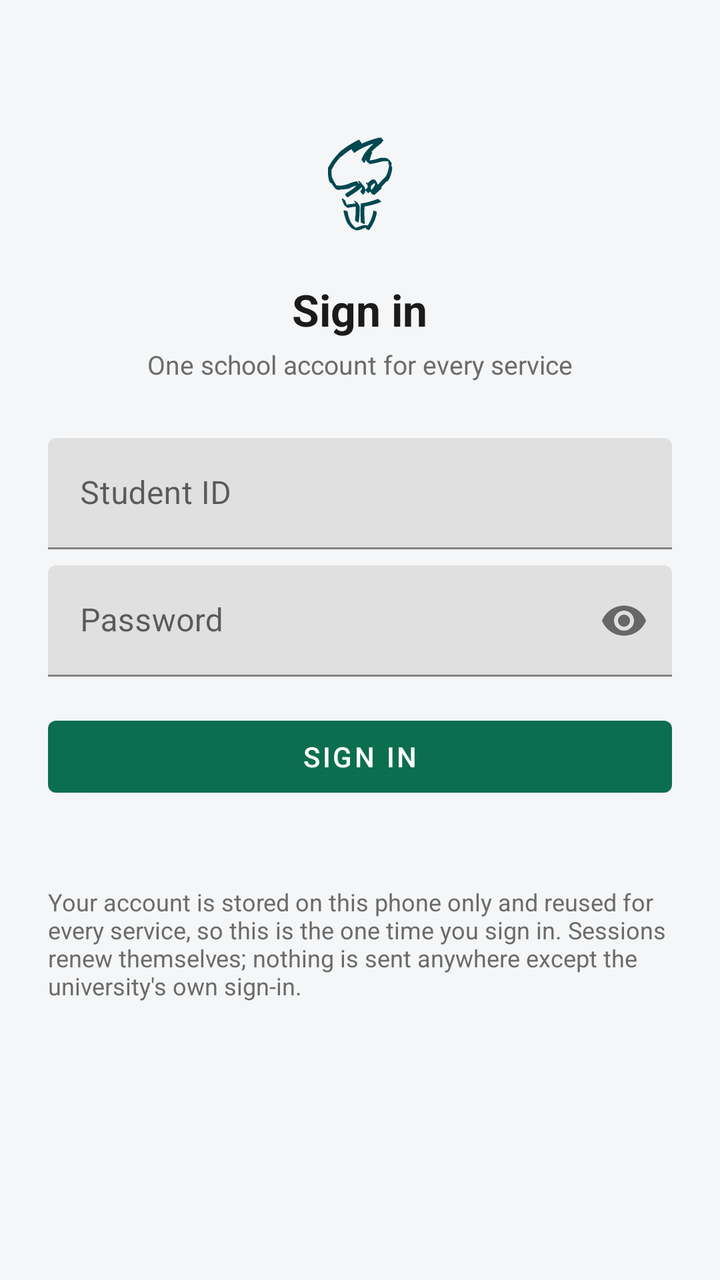
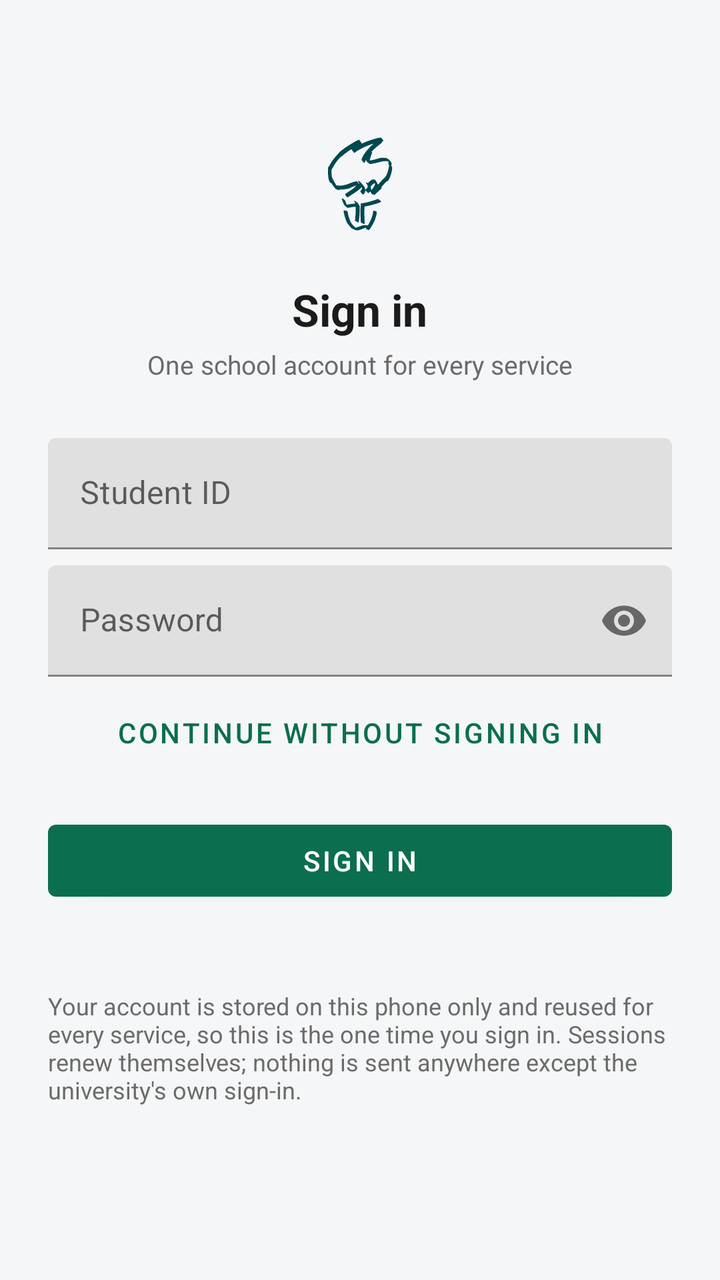

Screens rendered from an Android XML layout before and after an edit, with the pre-edit source and the edit as a unified diff.
<!-- AndroidManifest.xml: application theme Theme.SustechMobile -->
<!-- res/layout/activity_login.xml -->
<?xml version="1.0" encoding="utf-8"?>
<ScrollView xmlns:android="http://schemas.android.com/apk/res/android"
    xmlns:app="http://schemas.android.com/apk/res-auto"
    android:layout_width="match_parent"
    android:layout_height="match_parent"
    android:fillViewport="true">

    <LinearLayout
        android:layout_width="match_parent"
        android:layout_height="wrap_content"
        android:orientation="vertical"
        android:padding="24dp">

        <ImageView
            android:layout_width="72dp"
            android:layout_height="72dp"
            android:layout_marginTop="32dp"
            android:layout_gravity="center_horizontal"
            android:contentDescription="@string/app_name"
            android:src="@drawable/ic_torch_mark" />

        <TextView
            android:layout_width="wrap_content"
            android:layout_height="wrap_content"
            android:layout_gravity="center_horizontal"
            android:layout_marginTop="12dp"
            android:text="@string/login_title"
            android:textColor="@color/ink"
            android:textSize="22sp"
            android:textStyle="bold" />

        <TextView
            android:layout_width="match_parent"
            android:layout_height="wrap_content"
            android:layout_marginTop="4dp"
            android:gravity="center"
            android:text="@string/login_subtitle"
            android:textColor="@color/ink_muted"
            android:textSize="13sp" />

        <com.google.android.material.textfield.TextInputLayout
            android:layout_width="match_parent"
            android:layout_height="wrap_content"
            android:layout_marginTop="28dp"
            android:hint="@string/login_username">

            <com.google.android.material.textfield.TextInputEditText
                android:id="@+id/input_username"
                android:layout_width="match_parent"
                android:layout_height="wrap_content"
                android:inputType="text"
                android:maxLines="1" />
        </com.google.android.material.textfield.TextInputLayout>

        <com.google.android.material.textfield.TextInputLayout
            android:layout_width="match_parent"
            android:layout_height="wrap_content"
            android:layout_marginTop="8dp"
            android:hint="@string/login_password_field"
            app:passwordToggleEnabled="true">

            <com.google.android.material.textfield.TextInputEditText
                android:id="@+id/input_password"
                android:layout_width="match_parent"
                android:layout_height="wrap_content"
                android:inputType="textPassword"
                android:maxLines="1" />
        </com.google.android.material.textfield.TextInputLayout>

        <com.google.android.material.button.MaterialButton
            android:id="@+id/btn_login"
            android:layout_width="match_parent"
            android:layout_height="wrap_content"
            android:layout_marginTop="16dp"
            android:text="@string/login_submit" />

        <ProgressBar
            android:id="@+id/login_progress"
            android:layout_width="wrap_content"
            android:layout_height="wrap_content"
            android:layout_gravity="center_horizontal"
            android:layout_marginTop="12dp"
            android:visibility="gone" />

        <TextView
            android:id="@+id/login_status"
            android:layout_width="match_parent"
            android:layout_height="wrap_content"
            android:layout_marginTop="12dp"
            android:textColor="@color/bad"
            android:textSize="12sp" />

        <TextView
            android:layout_width="match_parent"
            android:layout_height="wrap_content"
            android:layout_marginTop="12dp"
            android:text="@string/login_note"
            android:textColor="@color/ink_muted"
            android:textSize="12sp" />
    </LinearLayout>
</ScrollView>
<!-- resources referenced by this layout -->
<resources>
  <color name="bad">#C62828</color>
  <color name="ink">#1B1B1B</color>
  <color name="ink_muted">#6B6B6B</color>
  <!-- drawable ic_torch_mark: vector/xml drawable (drawable, 10028 chars, omitted) -->
  <string name="app_name">SUSTech Mobile</string>
  <string name="login_note">Your account is stored on this phone only and reused for every service, so this is the one time you sign in. Sessions renew themselves; nothing is sent anywhere except the university\'s own sign-in.</string>
  <string name="login_password_field">Password</string>
  <string name="login_submit">Sign in</string>
  <string name="login_subtitle">One school account for every service</string>
  <string name="login_title">Sign in</string>
  <string name="login_username">Student ID</string>
  <style name="Theme.SustechMobile" parent="Theme.MaterialComponents.Light.NoActionBar">
          <item name="colorPrimary">@color/brand</item>
          <item name="colorPrimaryDark">@color/brand_dark</item>
          <item name="colorAccent">@color/brand</item>
          <item name="colorSecondary">@color/brand</item>
          <item name="android:windowBackground">@color/background</item>
          <item name="android:statusBarColor" tools:targetApi="21">@color/brand_dark</item>
      </style>
  <color name="brand">#0B6E4F</color>
  <color name="brand_dark">#084F39</color>
  <color name="background">#F5F6F7</color>
</resources>

<!-- the commit's change to res/layout/activity_login.xml (unified diff, before → after) -->
@@ -68,6 +68,14 @@
         </com.google.android.material.textfield.TextInputLayout>
 
         <com.google.android.material.button.MaterialButton
+            android:id="@+id/btn_skip"
+            style="@style/Widget.MaterialComponents.Button.TextButton"
+            android:layout_width="match_parent"
+            android:layout_height="wrap_content"
+            android:layout_marginTop="4dp"
+            android:text="@string/login_skip" />
+
+        <com.google.android.material.button.MaterialButton
             android:id="@+id/btn_login"
             android:layout_width="match_parent"
             android:layout_height="wrap_content"
<!-- resource entries referenced after the edit -->
@@ -7,6 +7,7 @@
   <string name="app_name">SUSTech Mobile</string>
   <string name="login_note">Your account is stored on this phone only and reused for every service, so this is the one time you sign in. Sessions renew themselves; nothing is sent anywhere except the university\'s own sign-in.</string>
   <string name="login_password_field">Password</string>
+  <string name="login_skip">Continue without signing in</string>
   <string name="login_submit">Sign in</string>
   <string name="login_subtitle">One school account for every service</string>
   <string name="login_title">Sign in</string>
